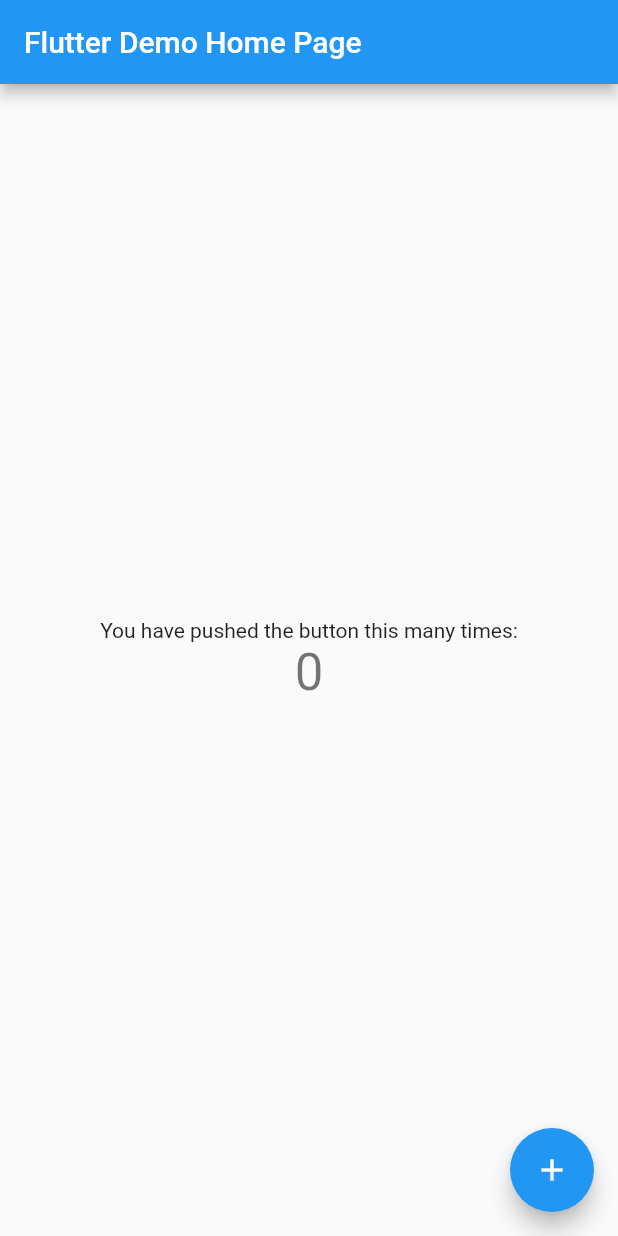
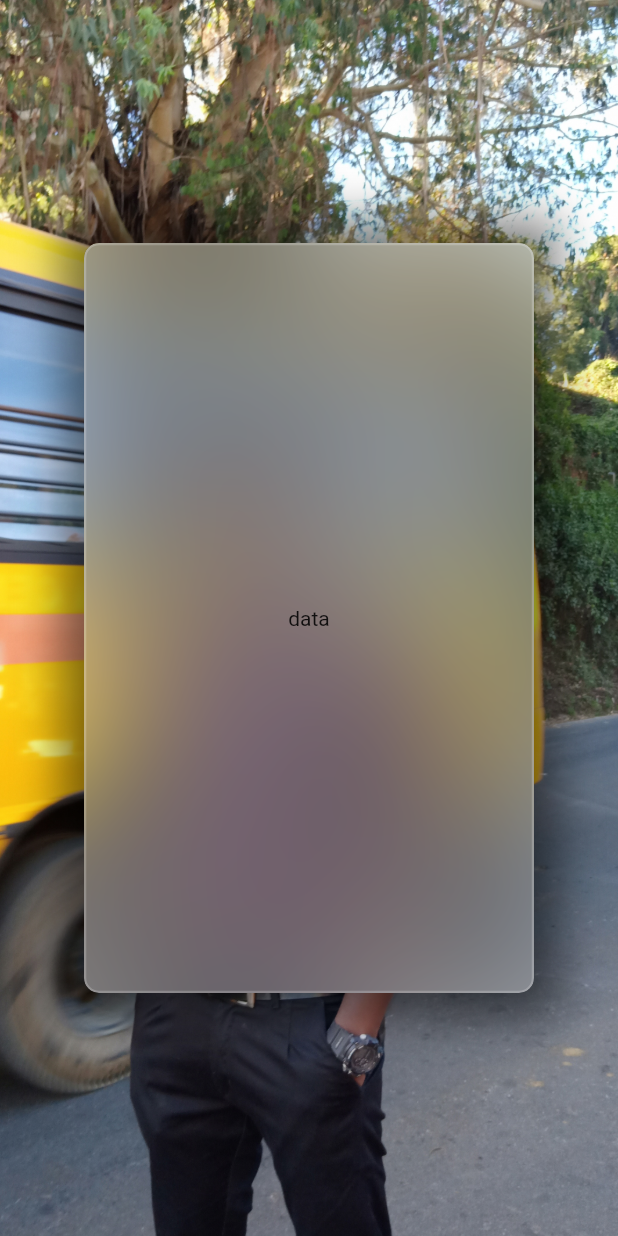
Before and after one commit to sreeraj-sanju/flutter-diary, a Flutter app: the screen it shows after launch, on a phone screen of 412 x 824 dp. Run offline on Flutter 3.47's test engine with Material 2 defaults, Android fonts, the phone set to English and light mode, and no system bars.

Commit message:
login page glass structure created

```diff
--- /dev/null
+++ b/lib/Login.dart
@@ -0,0 +1,44 @@
+import 'dart:ui';
+import 'package:flutter/material.dart';
+
+class Login extends StatelessWidget {
+  get blurRadius => null;
+
+  @override
+  Widget build(BuildContext context) {
+    return Scaffold(
+      body: Container(
+        decoration: const BoxDecoration(
+            image: DecorationImage(
+                image: AssetImage("assets/images/img.jpg"), fit: BoxFit.cover)),
+        child: Center(
+          child: Container(
+            decoration: BoxDecoration(boxShadow: [
+              BoxShadow(
+                blurRadius: 24,
+                spreadRadius: 16,
+                color: Colors.black12.withOpacity(.5),
+              )
+            ]),
+            child: ClipRRect(
+              borderRadius: BorderRadius.circular(10),
+              child: BackdropFilter(
+                filter: ImageFilter.blur(sigmaX: 40, sigmaY: 40),
+                child: Container(
+                  width: 300,
+                  height: 500,
+                  decoration: BoxDecoration(
+                      color: Colors.white.withOpacity(.3),
+                      borderRadius: BorderRadius.circular(10),
+                      border: Border.all(
+                          width: 1.5, color: Colors.white30.withOpacity(.2))),
+                          child: Center(child: const Text('data')),
+                ),
+              ),
+            ),
+          ),
+        ),
+      ),
+    );
+  }
+}
--- a/lib/main.dart
+++ b/lib/main.dart
@@ -1,115 +1,24 @@
 import 'package:flutter/material.dart';
+import 'Login.dart';
+
 
 void main() {
-  runApp(const MyApp());
+  // ignore: prefer_const_constructors
+  runApp(DailyMe());
 }
 
-class MyApp extends StatelessWidget {
-  const MyApp({Key? key}) : super(key: key);
+class DailyMe extends StatelessWidget{
+  const DailyMe({super.key});
 
-  // This widget is the root of your application.
   @override
-  Widget build(BuildContext context) {
+  Widget build(BuildContext context){
     return MaterialApp(
-      title: 'Flutter Demo',
+      title: 'Daily Me',
+      debugShowCheckedModeBanner: false,
       theme: ThemeData(
-        // This is the theme of your application.
-        //
-        // Try running your application with "flutter run". You'll see the
-        // application has a blue toolbar. Then, without quitting the app, try
-        // changing the primarySwatch below to Colors.green and then invoke
-        // "hot reload" (press "r" in the console where you ran "flutter run",
-        // or simply save your changes to "hot reload" in a Flutter IDE).
-        // Notice that the counter didn't reset back to zero; the application
-        // is not restarted.
         primarySwatch: Colors.blue,
       ),
-      home: const MyHomePage(title: 'Flutter Demo Home Page'),
+      home: Login(),
     );
   }
 }
-
-class MyHomePage extends StatefulWidget {
-  const MyHomePage({Key? key, required this.title}) : super(key: key);
-
-  // This widget is the home page of your application. It is stateful, meaning
-  // that it has a State object (defined below) that contains fields that affect
-  // how it looks.
-
-  // This class is the configuration for the state. It holds the values (in this
-  // case the title) provided by the parent (in this case the App widget) and
-  // used by the build method of the State. Fields in a Widget subclass are
-  // always marked "final".
-
-  final String title;
-
-  @override
-  State<MyHomePage> createState() => _MyHomePageState();
-}
-
-class _MyHomePageState extends State<MyHomePage> {
-  int _counter = 0;
-
-  void _incrementCounter() {
-    setState(() {
-      // This call to setState tells the Flutter framework that something has
-      // changed in this State, which causes it to rerun the build method below
-      // so that the display can reflect the updated values. If we changed
-      // _counter without calling setState(), then the build method would not be
-      // called again, and so nothing would appear to happen.
-      _counter++;
-    });
-  }
-
-  @override
-  Widget build(BuildContext context) {
-    // This method is rerun every time setState is called, for instance as done
-    // by the _incrementCounter method above.
-    //
-    // The Flutter framework has been optimized to make rerunning build methods
-    // fast, so that you can just rebuild anything that needs updating rather
-    // than having to individually change instances of widgets.
-    return Scaffold(
-      appBar: AppBar(
-        // Here we take the value from the MyHomePage object that was created by
-        // the App.build method, and use it to set our appbar title.
-        title: Text(widget.title),
-      ),
-      body: Center(
-        // Center is a layout widget. It takes a single child and positions it
-        // in the middle of the parent.
-        child: Column(
-          // Column is also a layout widget. It takes a list of children and
-          // arranges them vertically. By default, it sizes itself to fit its
-          // children horizontally, and tries to be as tall as its parent.
-          //
-          // Invoke "debug painting" (press "p" in the console, choose the
-          // "Toggle Debug Paint" action from the Flutter Inspector in Android
-          // Studio, or the "Toggle Debug Paint" command in Visual Studio Code)
-          // to see the wireframe for each widget.
-          //
-          // Column has various properties to control how it sizes itself and
-          // how it positions its children. Here we use mainAxisAlignment to
-          // center the children vertically; the main axis here is the vertical
-          // axis because Columns are vertical (the cross axis would be
-          // horizontal).
-          mainAxisAlignment: MainAxisAlignment.center,
-          children: <Widget>[
-            const Text(
-              'You have pushed the button this many times:',
-            ),
-            Text(
-              '$_counter',
-              style: Theme.of(context).textTheme.headline4,
-            ),
-          ],
-        ),
-      ),
-      floatingActionButton: FloatingActionButton(
-        onPressed: _incrementCounter,
-        tooltip: 'Increment',
-        child: const Icon(Icons.add),
-      ), // This trailing comma makes auto-formatting nicer for build methods.
-    );
-  }
-}
--- a/pubspec.yaml
+++ b/pubspec.yaml
@@ -58,9 +58,8 @@ flutter:
   uses-material-design: true
 
   # To add assets to your application, add an assets section, like this:
-  # assets:
-  #   - images/a_dot_burr.jpeg
-  #   - images/a_dot_ham.jpeg
+  assets:
+    - assets/images/
 
   # An image asset can refer to one or more resolution-specific "variants", see
   # https://flutter.dev/assets-and-images/#resolution-aware
```
Also changed, not shown: assets/images/img.jpg (added), pubspec.lock, 1 other file.
